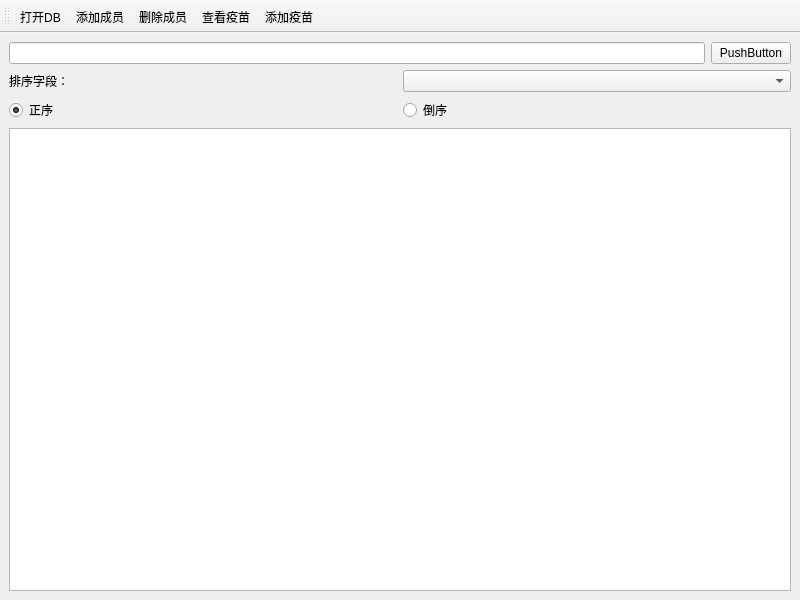
Old version of the form mainwindow.ui in the repository LiYulin-s/CommunityVaccine.
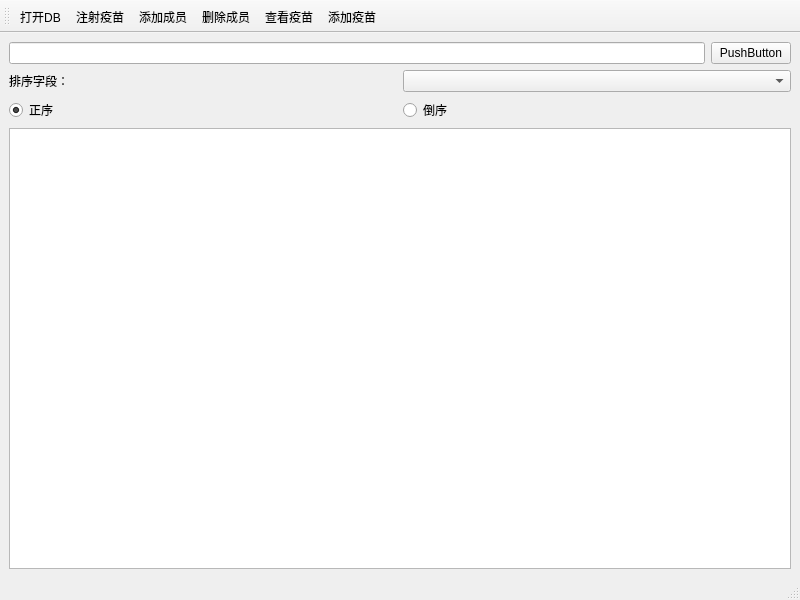
New version of the form.

Commit message: 注射疫苗功能初步实现 修改数据库

```diff
--- a/mainwindow.ui
+++ b/mainwindow.ui
@@ -97,11 +97,13 @@
     <bool>false</bool>
    </attribute>
    <addaction name="actOpen"/>
+   <addaction name="actGetVac"/>
    <addaction name="actAdd"/>
    <addaction name="actRemove"/>
    <addaction name="actCheckV"/>
    <addaction name="actAddV"/>
   </widget>
+  <widget class="QStatusBar" name="statusBar"/>
   <action name="actAdd">
    <property name="text">
     <string>添加成员</string>
@@ -127,6 +129,11 @@
     <string>添加疫苗</string>
    </property>
   </action>
+  <action name="actGetVac">
+   <property name="text">
+    <string>注射疫苗</string>
+   </property>
+  </action>
  </widget>
  <resources/>
  <connections/>
```
The commit also changes 6 other files.
